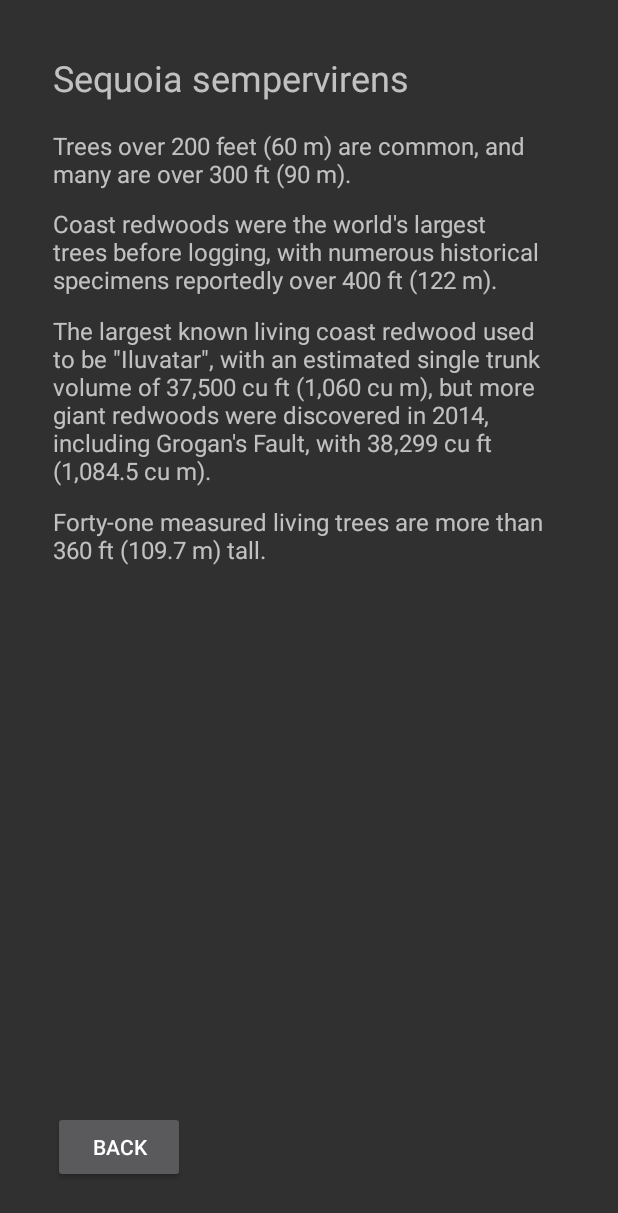
After one commit to jerryduran/AndroidTreeApp, an Android app: the Details screen opened directly, with no data from a screen before it, on a phone screen of 412 x 824 dp. The commit adds this screen. Shown: the top 1213 px of the screen. Run offline under Robolectric (Android 15) with nearby library versions, the phone set to English and light mode, and no system bars.

Commit message:
Added Details page, enabled switching between Display and Details pages.

```diff
--- a/app/src/main/AndroidManifest.xml
+++ b/app/src/main/AndroidManifest.xml
@@ -16,6 +16,7 @@
             </intent-filter>
         </activity>
         <activity android:name=".Display"></activity>
+        <activity android:name=".Details"></activity>
     </application>
 
 </manifest>
--- /dev/null
+++ b/app/src/main/java/com/example/jerryduran/myapplication/Details.java
@@ -0,0 +1,25 @@
+package com.example.jerryduran.myapplication;
+
+import android.app.Activity;
+import android.content.Intent;
+import android.os.Bundle;
+import android.view.View;
+
+/**
+ * Created by CthulhuInACan on 2/22/2017.
+ */
+
+public class Details extends Activity{
+    @Override
+    protected void onCreate(Bundle savedInstanceState) {
+        super.onCreate(savedInstanceState);
+        setContentView(R.layout.details);
+    }
+
+    public void onBackButtonClicked(View v){
+        Intent i = new Intent(Details.this, Display.class);
+        startActivity(i);
+    }
+
+
+}
--- a/app/src/main/java/com/example/jerryduran/myapplication/Display.java
+++ b/app/src/main/java/com/example/jerryduran/myapplication/Display.java
@@ -1,7 +1,9 @@
-package com.example.jerryduran.myapplication;
+        package com.example.jerryduran.myapplication;
 
-import android.app.Activity;
-import android.os.Bundle;
+        import android.app.Activity;
+        import android.content.Intent;
+        import android.os.Bundle;
+        import android.view.View;
 
 /**
  * Created by jerryduran on 2/21/17.
@@ -13,4 +15,10 @@ public class Display extends Activity{
         super.onCreate(savedInstanceState);
         setContentView(R.layout.display);
     }
+
+    public void onMoreButtonClicked(View v){
+        Intent i = new Intent(Display.this, Details.class);
+        startActivity(i);
+    }
+
 }
--- /dev/null
+++ b/app/src/main/res/layout/details.xml
@@ -0,0 +1,84 @@
+<?xml version="1.0" encoding="utf-8"?>
+<LinearLayout xmlns:android="http://schemas.android.com/apk/res/android"
+    xmlns:app="http://schemas.android.com/apk/res-auto"
+    xmlns:tools="http://schemas.android.com/tools"
+    android:layout_width="match_parent"
+    android:layout_height="match_parent"
+    android:weightSum="1"
+    android:orientation="vertical">
+
+    <RelativeLayout
+        android:id="@+id/details"
+        android:layout_width="match_parent"
+        android:layout_height="match_parent"
+        android:layout_margin="35dp"
+        tools:ignore="UselessParent"
+        android:background="@android:color/transparent"
+        tools:context="com.example.jerryduran.myapplication.Details">
+
+        <TextView
+            android:text="Sequoia sempervirens"
+            android:layout_width="wrap_content"
+            android:layout_height="wrap_content"
+            android:id="@+id/treeName"
+            android:textSize="24sp"
+            android:layout_alignParentTop="true"
+            android:layout_alignParentLeft="true"
+            android:layout_alignParentStart="true" />
+
+        <TextView
+            android:layout_width="wrap_content"
+            android:layout_height="wrap_content"
+            android:id="@+id/Desc1"
+            android:text="Trees over 200 feet (60 m) are common, and many are over 300 ft (90 m)."
+            android:textSize="16sp"
+            android:layout_below="@+id/treeName"
+            android:layout_alignParentLeft="true"
+            android:layout_alignParentStart="true"
+            android:layout_marginTop="18dp" />
+
+        <Button
+            android:text="Back"
+            android:layout_width="wrap_content"
+            android:layout_height="wrap_content"
+            android:id="@+id/button"
+            android:layout_alignParentBottom="true"
+            android:layout_alignParentLeft="true"
+            android:layout_alignParentStart="true"
+            android:onClick="onBackButtonClicked"/>
+
+        <TextView
+            android:layout_width="wrap_content"
+            android:layout_height="wrap_content"
+            android:text="Coast redwoods were the world's largest trees before logging, with numerous historical specimens reportedly over 400 ft (122 m)."
+            android:textSize="16sp"
+            android:id="@+id/Desc2"
+            android:layout_marginTop="11dp"
+            android:layout_below="@+id/Desc1"
+            android:layout_alignParentLeft="true"
+            android:layout_alignParentStart="true" />
+
+        <TextView
+            android:layout_width="wrap_content"
+            android:layout_height="wrap_content"
+            android:text="The largest known living coast redwood used to be &quot;Iluvatar&quot;, with an estimated single trunk volume of 37,500 cu ft (1,060 cu m), but more giant redwoods were discovered in 2014, including Grogan's Fault, with 38,299 cu ft (1,084.5 cu m)."
+            android:textSize="16sp"
+            android:id="@+id/Desc3"
+            android:layout_below="@+id/Desc2"
+            android:layout_alignParentLeft="true"
+            android:layout_alignParentStart="true"
+            android:layout_marginTop="12dp" />
+
+        <TextView
+            android:layout_width="wrap_content"
+            android:layout_height="wrap_content"
+            android:text="Forty-one measured living trees are more than 360 ft (109.7 m) tall."
+            android:textSize="16sp"
+            android:id="@+id/Desc4"
+            android:layout_below="@+id/Desc3"
+            android:layout_alignParentLeft="true"
+            android:layout_alignParentStart="true"
+            android:layout_marginTop="12dp" />
+
+    </RelativeLayout>
+</LinearLayout>
--- a/app/src/main/res/layout/display.xml
+++ b/app/src/main/res/layout/display.xml
@@ -8,11 +8,13 @@
     android:orientation="vertical">
 
     <RelativeLayout
+        android:id="@+id/display"
         android:layout_width="match_parent"
         android:layout_height="match_parent"
         android:layout_margin="35dp"
         tools:ignore="UselessParent"
-        android:background="@android:color/transparent">
+        android:background="@android:color/transparent"
+        tools:context="com.example.jerryduran.myapplication.Display">
 
         <Button
             android:text="More Details"
@@ -21,7 +23,8 @@
             android:id="@+id/button"
             android:layout_alignParentBottom="true"
             android:layout_alignParentRight="true"
-            android:layout_alignParentEnd="true" />
+            android:layout_alignParentEnd="true"
+            android:onClick="onMoreButtonClicked"/>
 
         <TextView
             android:text="Sequoia sempervirens"
```
